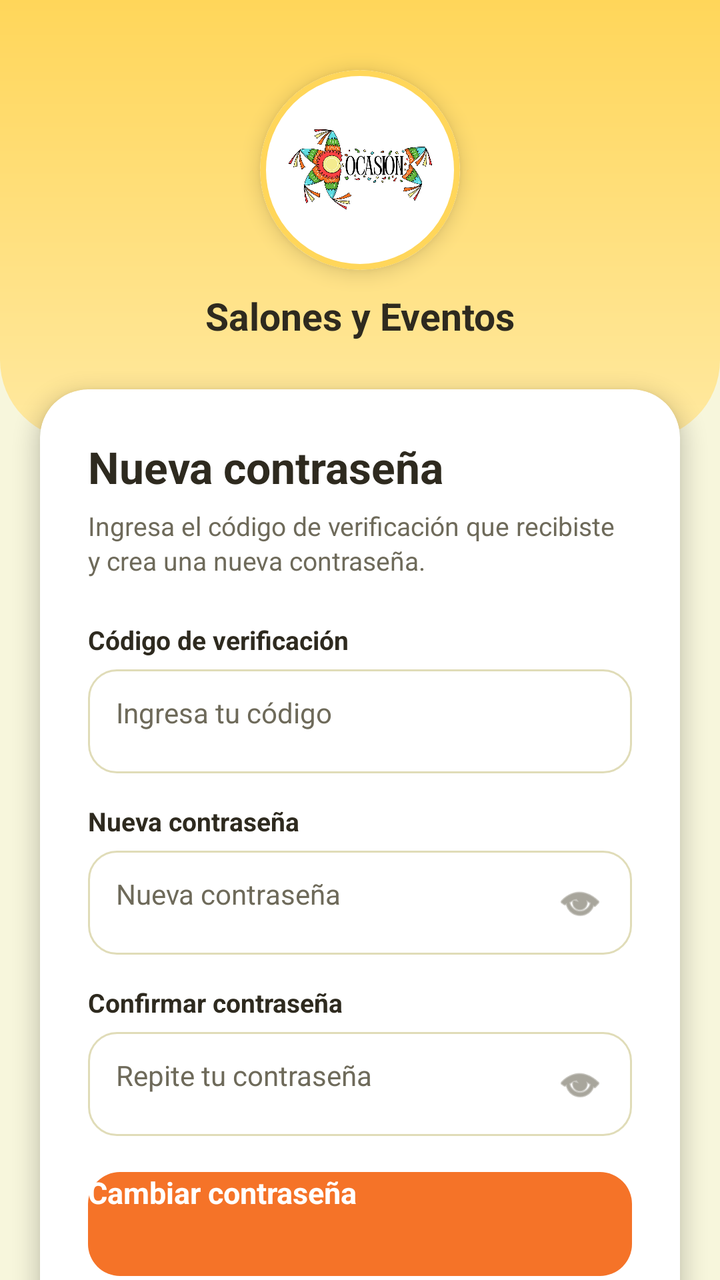
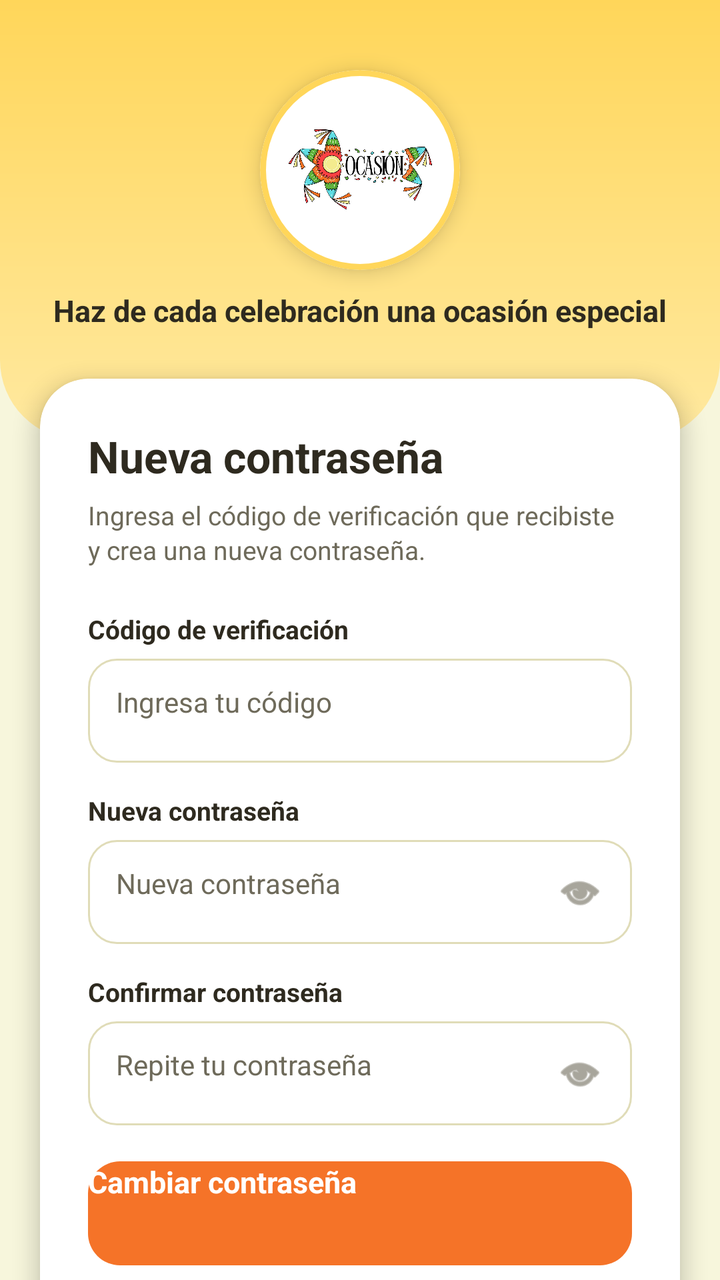

Before-and-after screenshots of an Android layout around one commit, followed by the original layout XML and the change that was made.
<!-- AndroidManifest.xml: application theme Theme.Ocasion_mobil_v2 -->
<!-- res/layout/new_password.xml -->
<?xml version="1.0" encoding="utf-8"?>
<androidx.core.widget.NestedScrollView
    xmlns:android="http://schemas.android.com/apk/res/android"
    xmlns:app="http://schemas.android.com/apk/res-auto"
    android:layout_width="match_parent"
    android:layout_height="match_parent"
    android:fillViewport="true"
    android:background="@color/bg_general">

    <androidx.constraintlayout.widget.ConstraintLayout
        android:layout_width="match_parent"
        android:layout_height="wrap_content">

        

        <View
            android:id="@+id/viewHeaderBg"
            android:layout_width="0dp"
            android:layout_height="220dp"
            android:background="@drawable/bg_header_curve"
            app:layout_constraintTop_toTopOf="parent"
            app:layout_constraintStart_toStartOf="parent"
            app:layout_constraintEnd_toEndOf="parent" />

        

        <androidx.cardview.widget.CardView
            android:id="@+id/cardLogo"
            android:layout_width="100dp"
            android:layout_height="100dp"
            android:layout_marginTop="35dp"
            app:cardBackgroundColor="@color/blanco"
            app:cardCornerRadius="50dp"
            app:cardElevation="6dp"
            app:layout_constraintTop_toTopOf="parent"
            app:layout_constraintStart_toStartOf="parent"
            app:layout_constraintEnd_toEndOf="parent">

            <ImageView
                android:id="@+id/imgLogo"
                android:layout_width="match_parent"
                android:layout_height="match_parent"
                android:background="@drawable/bg_logo_circle"
                android:padding="13dp"
                android:scaleType="centerInside"
                android:src="@drawable/logo"
                android:contentDescription="Logo de Salones y Eventos" />

        </androidx.cardview.widget.CardView>

        

        <TextView
            android:id="@+id/tvAppName"
            android:layout_width="wrap_content"
            android:layout_height="wrap_content"
            android:layout_marginTop="10dp"
            android:text="Salones y Eventos"
            android:textColor="@color/texto_principal"
            android:textSize="19sp"
            android:fontFamily="sans-serif"
            android:textStyle="bold"
            app:layout_constraintTop_toBottomOf="@id/cardLogo"
            app:layout_constraintStart_toStartOf="parent"
            app:layout_constraintEnd_toEndOf="parent" />

        

        <androidx.cardview.widget.CardView
            android:id="@+id/cardNewPassword"
            android:layout_width="0dp"
            android:layout_height="wrap_content"
            android:layout_marginStart="20dp"
            android:layout_marginTop="24dp"
            android:layout_marginEnd="20dp"
            android:layout_marginBottom="30dp"
            app:cardBackgroundColor="@color/blanco"
            app:cardCornerRadius="24dp"
            app:cardElevation="6dp"
            app:layout_constraintTop_toBottomOf="@id/tvAppName"
            app:layout_constraintStart_toStartOf="parent"
            app:layout_constraintEnd_toEndOf="parent"
            app:layout_constraintBottom_toBottomOf="parent">

            <LinearLayout
                android:layout_width="match_parent"
                android:layout_height="wrap_content"
                android:orientation="vertical"
                android:padding="24dp">

                

                <TextView
                    android:layout_width="wrap_content"
                    android:layout_height="wrap_content"
                    android:text="Nueva contraseña"
                    android:textColor="@color/texto_principal"
                    android:textSize="22sp"
                    android:fontFamily="sans-serif"
                    android:textStyle="bold"/>

                <TextView
                    android:layout_width="match_parent"
                    android:layout_height="wrap_content"
                    android:layout_marginTop="6dp"
                    android:layout_marginBottom="22dp"
                    android:text="Ingresa el código de verificación que recibiste y crea una nueva contraseña."
                    android:textColor="@color/texto_secundario"
                    android:textSize="13sp"
                    android:fontFamily="sans-serif"
                    android:lineSpacingExtra="2dp" />

                

                <TextView
                    android:layout_width="wrap_content"
                    android:layout_height="wrap_content"
                    android:layout_marginBottom="6dp"
                    android:text="Código de verificación"
                    android:textColor="@color/texto_principal"
                    android:textSize="13sp"
                    android:fontFamily="sans-serif"
                    android:textStyle="bold"/>

                <EditText
                    android:id="@+id/etToken"
                    android:layout_width="match_parent"
                    android:layout_height="52dp"
                    android:background="@drawable/bg_edittext"
                    android:hint="Ingresa tu código"
                    android:inputType="text"
                    android:maxLines="1"
                    android:paddingStart="14dp"
                    android:paddingEnd="14dp"
                    android:textColor="@color/texto_principal"
                    android:textColorHint="@color/texto_secundario"
                    android:textSize="14sp"
                    android:fontFamily="sans-serif" />

                

                <TextView
                    android:layout_width="wrap_content"
                    android:layout_height="wrap_content"
                    android:layout_marginTop="15dp"
                    android:layout_marginBottom="6dp"
                    android:text="Nueva contraseña"
                    android:textColor="@color/texto_principal"
                    android:textSize="13sp"
                    android:fontFamily="sans-serif"
                    android:textStyle="bold"/>

                <RelativeLayout
                    android:layout_width="match_parent"
                    android:layout_height="52dp">

                    <EditText
                        android:id="@+id/etNewPassword"
                        android:layout_width="match_parent"
                        android:layout_height="match_parent"
                        android:background="@drawable/bg_edittext"
                        android:hint="Nueva contraseña"
                        android:inputType="textPassword"
                        android:maxLines="1"
                        android:paddingStart="14dp"
                        android:paddingEnd="50dp"
                        android:textColor="@color/texto_principal"
                        android:textColorHint="@color/texto_secundario"
                        android:textSize="14sp"
                        android:fontFamily="sans-serif" />

                    <ImageView
                        android:id="@+id/ivToggleNewPassword"
                        android:layout_width="24dp"
                        android:layout_height="24dp"
                        android:layout_alignParentEnd="true"
                        android:layout_centerVertical="true"
                        android:layout_marginEnd="14dp"
                        android:src="@android:drawable/ic_menu_view"
                        android:contentDescription="Mostrar u ocultar contraseña"
                        app:tint="@color/texto_secundario" />

                </RelativeLayout>

                

                <TextView
                    android:layout_width="wrap_content"
                    android:layout_height="wrap_content"
                    android:layout_marginTop="15dp"
                    android:layout_marginBottom="6dp"
                    android:text="Confirmar contraseña"
                    android:textColor="@color/texto_principal"
                    android:textSize="13sp"
                    android:fontFamily="sans-serif"
                    android:textStyle="bold"/>

                <RelativeLayout
                    android:layout_width="match_parent"
                    android:layout_height="52dp">

                    <EditText
                        android:id="@+id/etConfirmPassword"
                        android:layout_width="match_parent"
                        android:layout_height="match_parent"
                        android:background="@drawable/bg_edittext"
                        android:hint="Repite tu contraseña"
                        android:inputType="textPassword"
                        android:maxLines="1"
                        android:paddingStart="14dp"
                        android:paddingEnd="50dp"
                        android:textColor="@color/texto_principal"
                        android:textColorHint="@color/texto_secundario"
                        android:textSize="14sp"
                        android:fontFamily="sans-serif" />

                    <ImageView
                        android:id="@+id/ivToggleConfirmPassword"
                        android:layout_width="24dp"
                        android:layout_height="24dp"
                        android:layout_alignParentEnd="true"
                        android:layout_centerVertical="true"
                        android:layout_marginEnd="14dp"
                        android:src="@android:drawable/ic_menu_view"
                        android:contentDescription="Mostrar u ocultar contraseña"
                        app:tint="@color/texto_secundario" />

                </RelativeLayout>

                

                <TextView
                    android:id="@+id/tvError"
                    android:layout_width="match_parent"
                    android:layout_height="wrap_content"
                    android:layout_marginTop="10dp"
                    android:textColor="@color/rojo_error"
                    android:textSize="12sp"
                    android:fontFamily="sans-serif"
                    android:visibility="gone" />

                

                <Button
                    android:id="@+id/btnChangePassword"
                    android:layout_width="match_parent"
                    android:layout_height="52dp"
                    android:layout_marginTop="18dp"
                    android:background="@drawable/bg_button_primary"
                    android:elevation="0dp"
                    android:stateListAnimator="@null"
                    android:text="Cambiar contraseña"
                    android:textAllCaps="false"
                    android:textColor="@color/blanco"
                    android:textSize="15sp"
                    android:fontFamily="sans-serif"
                    android:textStyle="bold"/>

                <ProgressBar
                    android:id="@+id/progressChangePassword"
                    style="?android:attr/progressBarStyleSmall"
                    android:layout_width="wrap_content"
                    android:layout_height="wrap_content"
                    android:layout_gravity="center"
                    android:layout_marginTop="10dp"
                    android:indeterminateTint="@color/naranja_primario"
                    android:visibility="gone" />

                

                <TextView
                    android:id="@+id/tvBackToLogin"
                    android:layout_width="wrap_content"
                    android:layout_height="wrap_content"
                    android:layout_gravity="center"
                    android:layout_marginTop="18dp"
                    android:padding="5dp"
                    android:text="← Volver a iniciar sesión"
                    android:textColor="@color/verde_primario"
                    android:textSize="13sp"
                    android:fontFamily="sans-serif"
                    android:textStyle="bold"/>

            </LinearLayout>

        </androidx.cardview.widget.CardView>

    </androidx.constraintlayout.widget.ConstraintLayout>

</androidx.core.widget.NestedScrollView>
<!-- resources referenced by this layout -->
<resources>
  <color name="bg_general">#F7F6DC</color>
  <color name="blanco">#FFFFFF</color>
  <color name="naranja_primario">#F57328</color>
  <color name="rojo_error">#CC3636</color>
  <color name="texto_principal">#2E2A1F</color>
  <color name="texto_secundario">#6E6A5A</color>
  <color name="verde_primario">#367E18</color>
  <!-- drawable bg_button_primary (drawable) -->
  <?xml version="1.0" encoding="utf-8"?>
  <selector xmlns:android="http://schemas.android.com/apk/res/android">
      <item android:state_pressed="true">
          <shape android:shape="rectangle">
              <solid android:color="@color/verde_primario" />
              <corners android:radius="16dp" />
          </shape>
      </item>
      <item>
          <shape android:shape="rectangle">
              <solid android:color="@color/naranja_primario" />
              <corners android:radius="16dp" />
          </shape>
      </item>
  </selector>
  <!-- drawable bg_edittext (drawable) -->
  <?xml version="1.0" encoding="utf-8"?>
  <shape xmlns:android="http://schemas.android.com/apk/res/android"
      android:shape="rectangle">
  
      <solid android:color="@color/blanco" />
      <stroke
          android:width="1dp"
          android:color="@color/borde_input" />
      <corners android:radius="14dp" />
      <padding
          android:left="16dp"
          android:top="12dp"
          android:right="16dp"
          android:bottom="12dp" />
  </shape>
  <!-- drawable bg_header_curve (drawable) -->
  <?xml version="1.0" encoding="utf-8"?>
  <shape xmlns:android="http://schemas.android.com/apk/res/android"
      android:shape="rectangle">
      <gradient
          android:startColor="@color/header_footer_dark"
          android:endColor="@color/header_footer_light"
          android:angle="270" />
      <corners
          android:bottomLeftRadius="40dp"
          android:bottomRightRadius="40dp" />
  </shape>
  <!-- drawable bg_logo_circle (drawable) -->
  <?xml version="1.0" encoding="utf-8"?>
  <shape xmlns:android="http://schemas.android.com/apk/res/android"
      android:shape="oval">
      <solid android:color="@color/blanco" />
      <stroke
          android:width="3dp"
          android:color="@color/header_footer_dark" />
  </shape>
  <!-- drawable logo: jpg bitmap (drawable, 199458 bytes) -->
  <style name="Theme.Ocasion_mobil_v2" parent="android:Theme.Material.Light.NoActionBar" />
  <color name="borde_input">#E0DCB8</color>
  <color name="header_footer_dark">#FFD65A</color>
  <color name="header_footer_light">#FFE9A0</color>
</resources>

<!-- the commit's change to res/layout/new_password.xml (unified diff, before → after) -->
@@ -55,9 +55,9 @@
             android:layout_width="wrap_content"
             android:layout_height="wrap_content"
             android:layout_marginTop="10dp"
-            android:text="Salones y Eventos"
+            android:text="Haz de cada celebración una ocasión especial"
             android:textColor="@color/texto_principal"
-            android:textSize="19sp"
+            android:textSize="15sp"
             android:fontFamily="sans-serif"
             android:textStyle="bold"
             app:layout_constraintTop_toBottomOf="@id/cardLogo"
